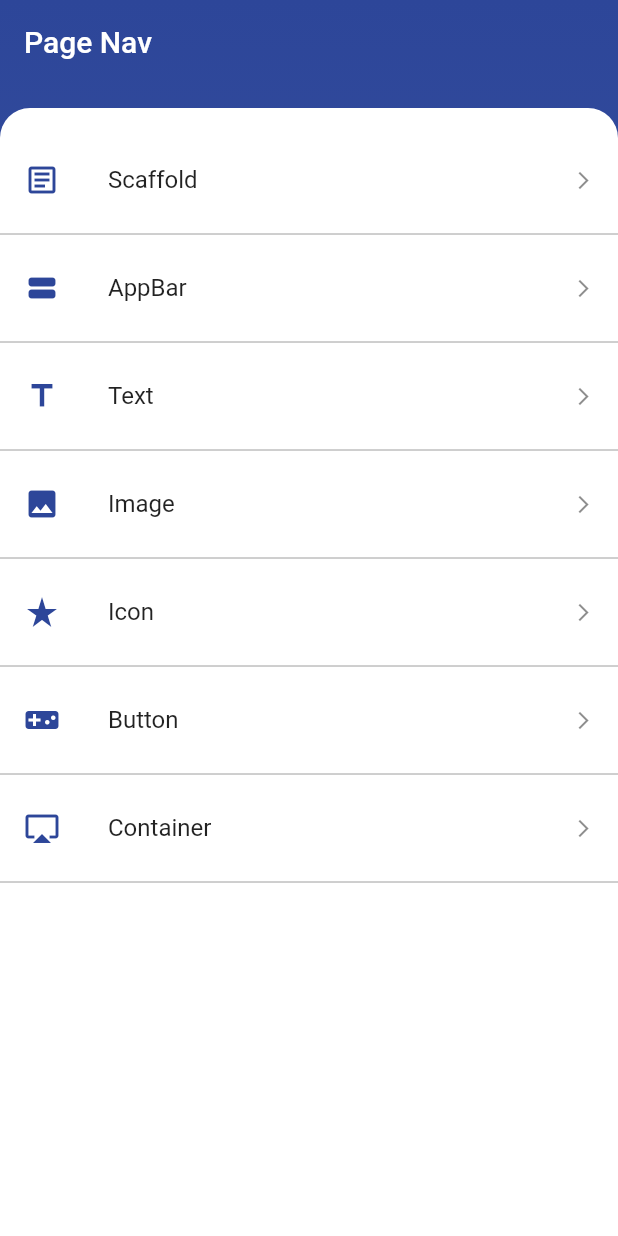
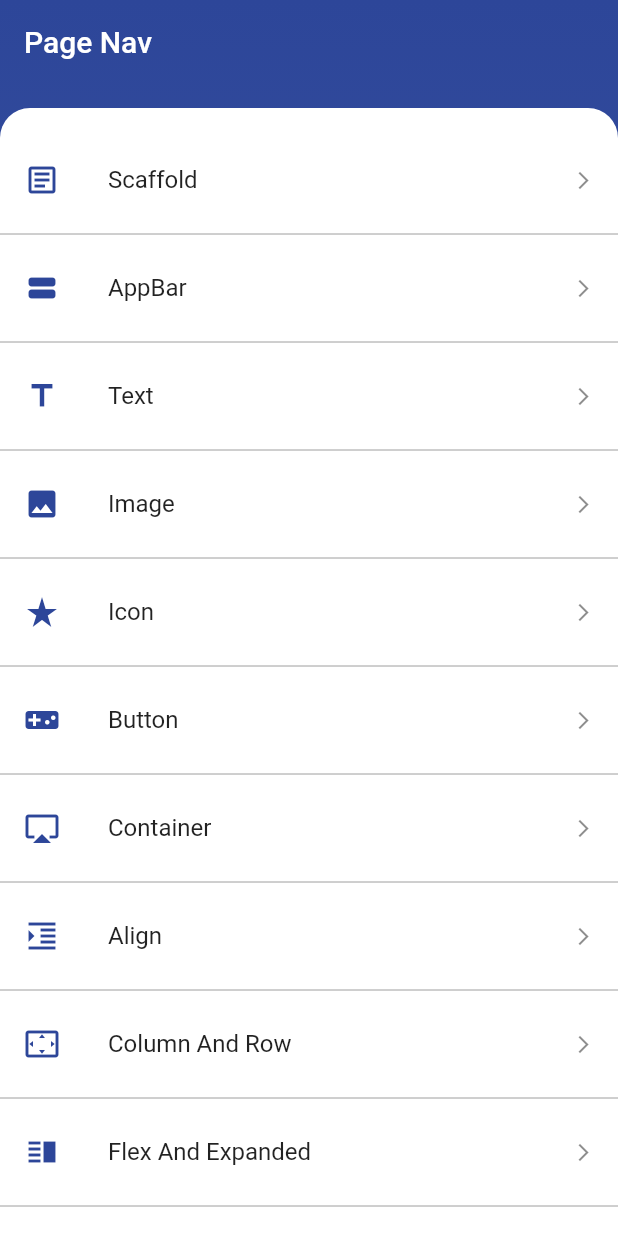
Before and after one commit to persilee/flutter_basic, a Flutter app: the screen it shows after launch, on a phone screen of 412 x 824 dp. Run offline on Flutter 3.47's test engine with Material 2 defaults, Android fonts, the phone set to English and light mode, and no system bars.

Commit message:
🍒 add stack

```diff
--- a/flutterBasic/lib/pages/page_nav.dart
+++ b/flutterBasic/lib/pages/page_nav.dart
@@ -1,10 +1,14 @@
 import 'package:flutter/material.dart';
+import 'package:flutter_basic/pages/page_align.dart';
 import 'package:flutter_basic/pages/page_app_bar.dart';
 import 'package:flutter_basic/pages/page_button.dart';
+import 'package:flutter_basic/pages/page_column.dart';
 import 'package:flutter_basic/pages/page_container.dart';
+import 'package:flutter_basic/pages/page_flex.dart';
 import 'package:flutter_basic/pages/page_icon.dart';
 import 'package:flutter_basic/pages/page_image.dart';
 import 'package:flutter_basic/pages/page_scaffold.dart';
+import 'package:flutter_basic/pages/page_stack.dart';
 import 'package:flutter_basic/pages/page_text.dart';
 import 'package:flutter_basic/widgets/custom_app_bar.dart';
 import 'package:flutter_basic/widgets/custom_scaffold.dart';
@@ -67,6 +71,33 @@ class _PageNavState extends State<PageNav> {
             icon: Icons.airplay,
             page: const PageContianer(),
           ),
+          _buildListItem(
+            context: context,
+            name: 'Align',
+            icon: Icons.format_indent_increase,
+            page: const PageAlign(),
+          ),
+          _buildListItem(
+            context: context,
+            name: 'Column And Row',
+            icon: Icons.settings_overscan,
+            page: const PageColumnRow(),
+          ),
+          _buildListItem(
+            context: context,
+            name: 'Flex And Expanded',
+            icon: Icons.vertical_split,
+            page: const PageFlex(),
+          ),
+          _buildListItem(
+            context: context,
+            name: 'Stack And Positioned',
+            icon: Icons.view_carousel,
+            page: const PageStack(),
+          ),
+          const SizedBox(
+            height: 20.0,
+          )
         ],
       ),
     );
```
Also changed, not shown: flutterBasic/lib/pages/page_align.dart (added, +52 -0 lines), flutterBasic/lib/pages/page_column.dart (added, +66 -0 lines), flutterBasic/lib/pages/page_flex.dart (added, +86 -0 lines), flutterBasic/lib/pages/page_stack.dart (added, +44 -0 lines).
